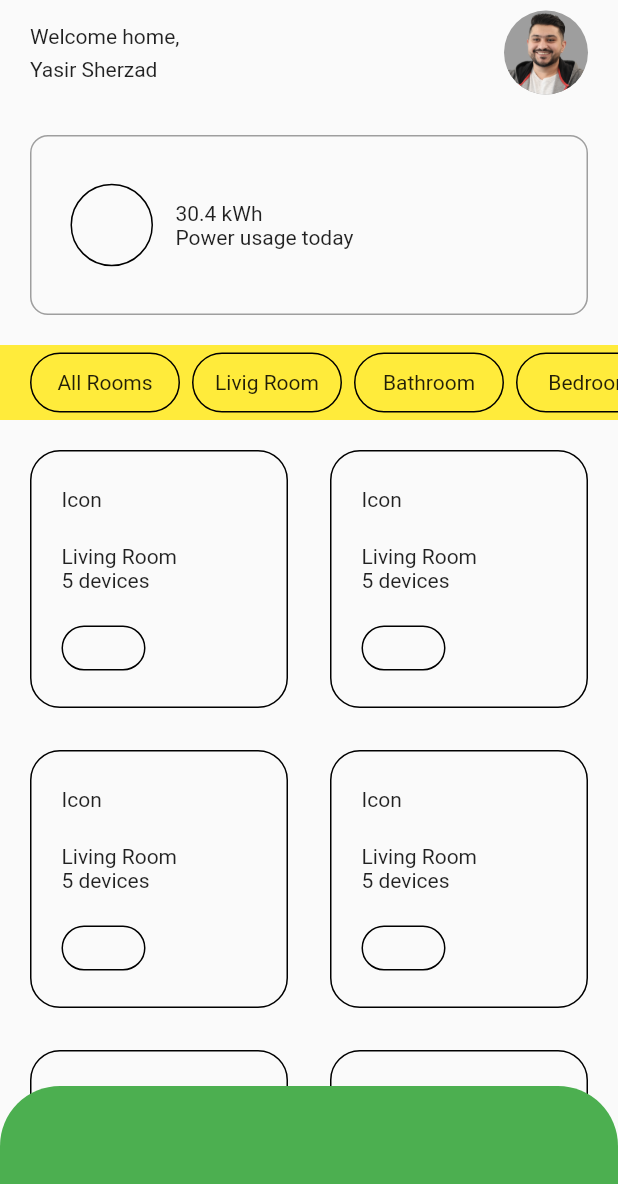
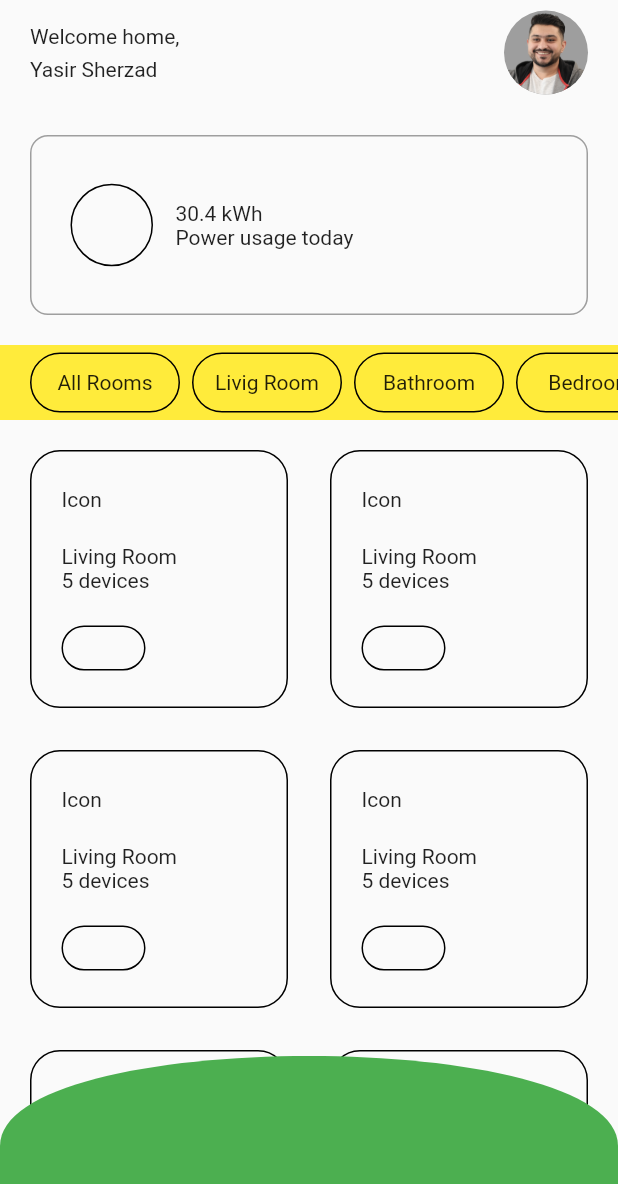
Before and after one commit to ys-sherzad/MetaHome, a Flutter app: the screen it shows after launch, on a phone screen of 412 x 824 dp. Shown: the top 1184 px of the screen. Run offline on Flutter 3.47's test engine with Material 2 defaults, Android fonts, the light colour scheme and no system bars; our stand-ins replace flutter_hooks.

Commit message:
add ClipPath

```diff
--- a/lib/widgets/home/music_player_popup.dart
+++ b/lib/widgets/home/music_player_popup.dart
@@ -2,13 +2,9 @@ import 'package:flutter/material.dart';
 import 'package:flutter_hooks/flutter_hooks.dart';
 
 var Content = Container(
-  height: 100,
+  height: 140,
   width: double.infinity,
   color: Colors.green,
-  // decoration: BoxDecoration(
-  //   border: Border.all(color: Colors.black),
-  //   color: Colors.transparent,
-  // ),
 );
 
 class MusicPlayerPopup extends HookWidget {
@@ -27,43 +23,24 @@ class MusicPlayerPopup extends HookWidget {
 class Clipper extends CustomClipper<Path> {
   @override
   Path getClip(Size size) {
-    // var controlPoint1 = Offset(10, 100);
-    // var controlPoint2 = Offset(10, 10);
-    // var endPoint = Offset(0, 50);
-    double radius = 40;
+    double radius = 80;
+
+    var controlPoint1 = Offset(0, 0);
+    var controlPoint2 = Offset(size.width, 0);
+    var endPoint = Offset(size.width, radius);
 
     Path path = Path()
-      ..moveTo(radius, 0)
-      ..lineTo(size.width - radius, 0)
-      ..arcToPoint(
-        Offset(size.width, radius),
-        radius: Radius.circular(radius),
-      )
+      ..moveTo(0, radius)
+      ..cubicTo(controlPoint1.dx, controlPoint2.dy, controlPoint2.dx,
+          controlPoint2.dy, endPoint.dx, endPoint.dy)
       ..lineTo(size.width, size.height)
       ..lineTo(0, size.height)
-      ..lineTo(0, radius)
-      ..arcToPoint(
-        Offset(radius, 0),
-        radius: Radius.circular(radius),
-      )
       ..close();
-    // ..lineTo(size.width, size.height)
-    // ..arcToPoint(Offset(size.width - radius, 0), radius: Radius.circular(radius))
-
-    // ..moveTo(size.width / 8, 5)
-    // ..cubicTo(controlPoint1.dx, controlPoint2.dy, controlPoint2.dx,
-    //     controlPoint2.dy, endPoint.dx, endPoint.dy)
-    // ..lineTo(0, size.height)
-    // ..lineTo(size.width, 0)
-    // ..close();
-
     return path;
   }
 
   @override
   bool shouldReclip(covariant CustomClipper<Path> oldClipper) {
-    // TODO: implement shouldReclip
-    // throw UnimplementedError();
-    return true;
+    return false;
   }
 }
```
